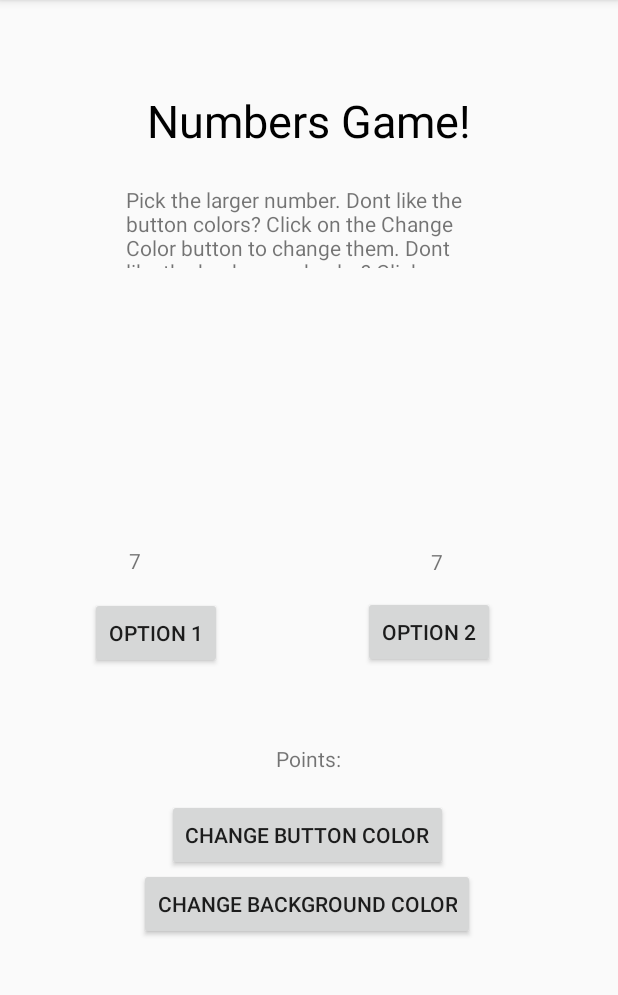
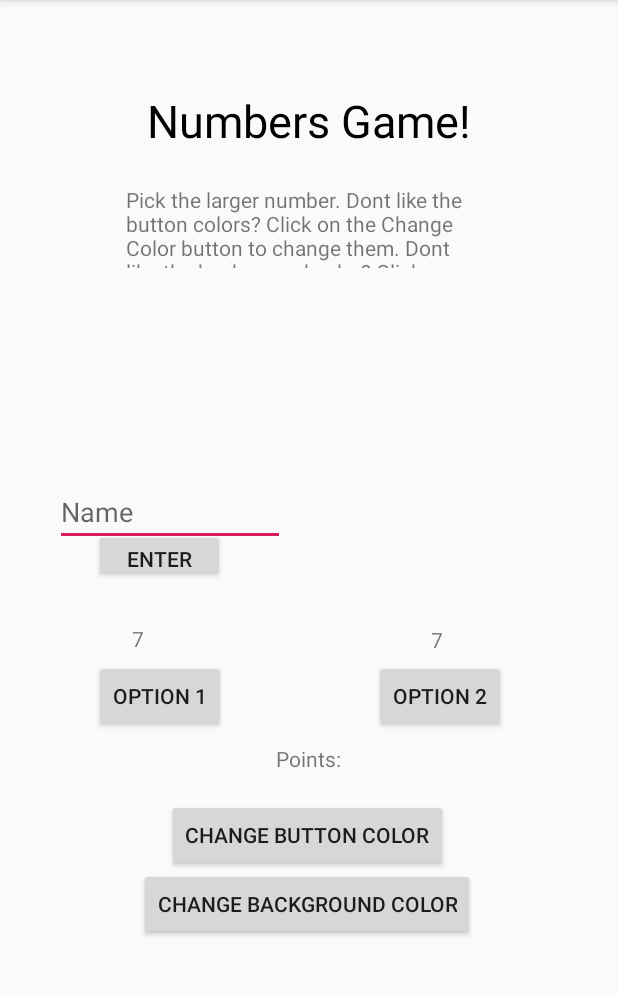
Before and after one commit to amanroa/Custom_App, an Android app: the screen it shows after launch (MainActivity), on a phone screen of 412 x 824 dp, the part 84-1079 px from its top. Run offline under Robolectric (Android 15) with nearby library versions, the phone set to English and light mode, and no system bars.

Commit message:
6e - I created an option to enter a username and figured out a way to display the previous usernames.

```diff
--- a/app/src/main/java/com/manroaaashni/custom_app/MainActivity.java
+++ b/app/src/main/java/com/manroaaashni/custom_app/MainActivity.java
@@ -11,6 +11,8 @@ import android.graphics.Color;
 import android.os.Bundle;
 import android.view.View;
 import android.widget.Button;
+import android.widget.EditText;
+import android.widget.ScrollView;
 import android.widget.TextView;
 import android.widget.Toast;
 
@@ -19,13 +21,17 @@ public class MainActivity extends AppCompatActivity {
     Button button2;
     Button color_change;
     Button bg_change;
+    Button enter_button;
     TextView num1;
     TextView num2;
     TextView points_txt;
+    TextView users_points;
     ConstraintLayout cl;
     int points;
     SharedPreferences sharedPreferences;
     SharedPreferences.Editor editor;
+    EditText editText;
+
 
     Random rand = new Random();
     @Override
@@ -35,7 +41,7 @@ public class MainActivity extends AppCompatActivity {
         new_rand_numbers();
         sharedPreferences = getSharedPreferences("Settings", Context.MODE_PRIVATE);
         editor = sharedPreferences.edit();
-//        editor.clear();
+        editor.clear();
         //use shared pref to save user names and score?
         bg_change = findViewById(R.id.bg_button);
         bg_change.setOnClickListener(new View.OnClickListener() {
@@ -62,6 +68,41 @@ public class MainActivity extends AppCompatActivity {
             }
         });
 
+        editText = findViewById(R.id.editText);
+        users_points = findViewById(R.id.users_points);
+        enter_button = findViewById(R.id.enter_button);
+        final String usernames = sharedPreferences.getString("usernames", "");
+        final String points_list = sharedPreferences.getString("points_list", "");
+        enter_button.setOnClickListener(new View.OnClickListener() {
+            @Override
+            public void onClick(View v) {
+                String user = editText.getText().toString();
+                editText.setText(" ");
+
+                StringBuilder sb = new StringBuilder();
+                sb.append(usernames).append(",");
+                sb.append(user).append(",");
+                editor.putString("usernames", sb.toString());
+                editor.apply();
+                String[] usernames = sharedPreferences.getString("usernames", " ").split(",");
+
+                StringBuilder sb_1 = new StringBuilder();
+                sb_1.append(points_list).append(",");
+                sb_1.append(points).append(",");
+                System.out.println(sb_1.toString());
+                points = 0;
+                editor.putString("points_list", sb_1.toString());
+                editor.apply();
+                String[] points_list = sharedPreferences.getString("points_list", " ").split(",");
+
+                String enter = "Previous Users:" + "\n";
+                for (int i = 0; i< usernames.length; i++){
+                    enter = enter + usernames[i] + "\n";
+//                    enter = enter + usernames[i] + " " + points_list[i] + "\n";
+                }
+                users_points.setText(enter);
+            }
+        });
 
         color_change = findViewById(R.id.color_change);
         color_change.setOnClickListener(new View.OnClickListener() {
--- a/app/src/main/res/layout/game.xml
+++ b/app/src/main/res/layout/game.xml
@@ -25,10 +25,10 @@
         android:text="@string/button1"
         app:layout_constraintBottom_toBottomOf="parent"
         app:layout_constraintEnd_toEndOf="parent"
-        app:layout_constraintHorizontal_bias="0.133"
+        app:layout_constraintHorizontal_bias="0.142"
         app:layout_constraintStart_toStartOf="parent"
         app:layout_constraintTop_toTopOf="parent"
-        app:layout_constraintVertical_bias="0.469" />
+        app:layout_constraintVertical_bias="0.554" />
 
     <Button
         android:id="@+id/button2"
@@ -37,10 +37,10 @@
         android:text="@string/button2"
         app:layout_constraintBottom_toBottomOf="parent"
         app:layout_constraintEnd_toEndOf="parent"
-        app:layout_constraintHorizontal_bias="0.792"
+        app:layout_constraintHorizontal_bias="0.82"
         app:layout_constraintStart_toStartOf="parent"
         app:layout_constraintTop_toTopOf="parent"
-        app:layout_constraintVertical_bias="0.468" />
+        app:layout_constraintVertical_bias="0.554" />
 
     <TextView
         android:id="@+id/num1"
@@ -49,10 +49,10 @@
         android:text="0"
         app:layout_constraintBottom_toBottomOf="parent"
         app:layout_constraintEnd_toEndOf="parent"
-        app:layout_constraintHorizontal_bias="0.188"
+        app:layout_constraintHorizontal_bias="0.193"
         app:layout_constraintStart_toStartOf="parent"
         app:layout_constraintTop_toTopOf="parent"
-        app:layout_constraintVertical_bias="0.379" />
+        app:layout_constraintVertical_bias="0.479" />
 
     <TextView
         android:id="@+id/num2"
@@ -64,7 +64,7 @@
         app:layout_constraintHorizontal_bias="0.741"
         app:layout_constraintStart_toStartOf="parent"
         app:layout_constraintTop_toTopOf="parent"
-        app:layout_constraintVertical_bias="0.38" />
+        app:layout_constraintVertical_bias="0.48" />
 
     <TextView
         android:id="@+id/points_txt"
@@ -89,4 +89,55 @@
         app:layout_constraintTop_toTopOf="parent"
         app:layout_constraintVertical_bias="0.836" />
 
+    <EditText
+        android:id="@+id/editText"
+        android:layout_width="153dp"
+        android:layout_height="39dp"
+        android:ems="10"
+        android:inputType="textPersonName"
+        android:hint="Name"
+        app:layout_constraintBottom_toBottomOf="parent"
+        app:layout_constraintEnd_toEndOf="parent"
+        app:layout_constraintHorizontal_bias="0.062"
+        app:layout_constraintStart_toStartOf="parent"
+        app:layout_constraintTop_toTopOf="parent"
+        app:layout_constraintVertical_bias="0.315" />
+
+    <Button
+        android:id="@+id/enter_button"
+        android:layout_width="87dp"
+        android:layout_height="35dp"
+        android:text="@string/enter_button"
+        app:layout_constraintBottom_toBottomOf="parent"
+        app:layout_constraintEnd_toEndOf="parent"
+        app:layout_constraintHorizontal_bias="0.141"
+        app:layout_constraintStart_toStartOf="parent"
+        app:layout_constraintTop_toTopOf="parent"
+        app:layout_constraintVertical_bias="0.369" />
+
+    <ScrollView
+        android:layout_width="186dp"
+        android:layout_height="104dp"
+        app:layout_constraintBottom_toBottomOf="parent"
+        app:layout_constraintEnd_toEndOf="parent"
+        app:layout_constraintHorizontal_bias="1.0"
+        app:layout_constraintStart_toStartOf="parent"
+        app:layout_constraintTop_toTopOf="parent"
+        app:layout_constraintVertical_bias="0.299">
+
+        <LinearLayout
+            android:layout_width="match_parent"
+            android:layout_height="wrap_content"
+            android:orientation="vertical" >
+
+            <TextView
+                android:id="@+id/users_points"
+                android:layout_width="match_parent"
+                android:layout_height="match_parent">
+
+            </TextView>
+
+        </LinearLayout>
+    </ScrollView>
+
 </androidx.constraintlayout.widget.ConstraintLayout>
--- a/app/src/main/res/values/strings.xml
+++ b/app/src/main/res/values/strings.xml
@@ -8,5 +8,7 @@
     <string name="button1">Option 1</string>
     <string name="button2">Option 2</string>
     <string name="background_change">Change Background Color</string>
+    <string name="enter_button">Enter</string>
+
 
 </resources>
```
